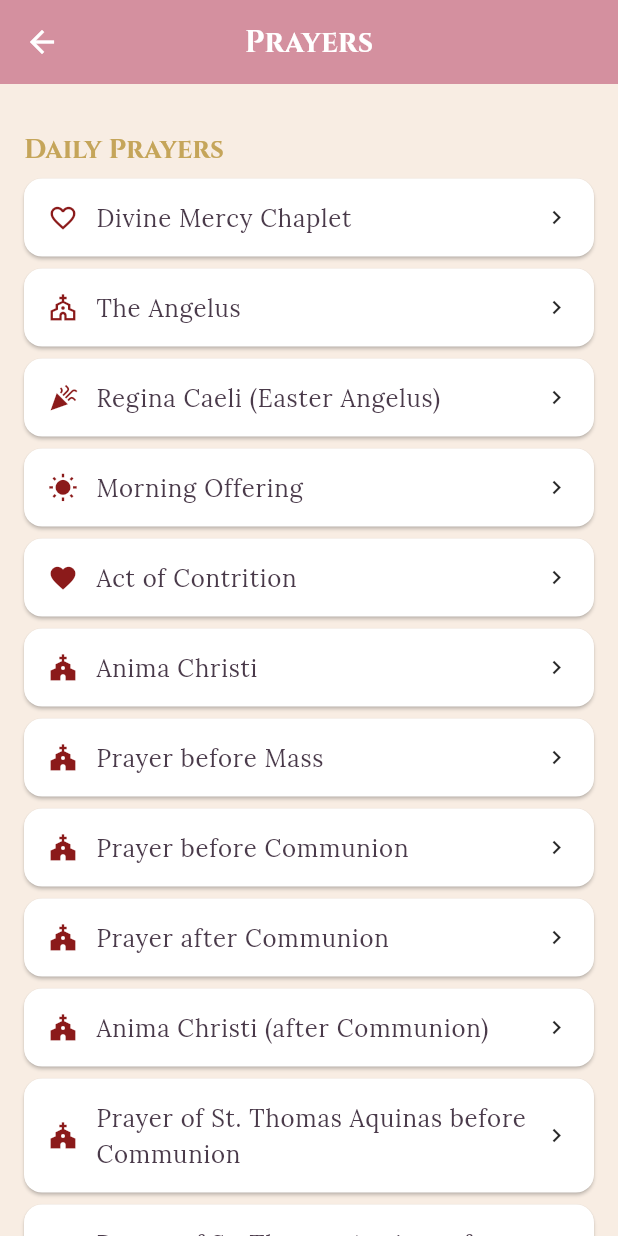
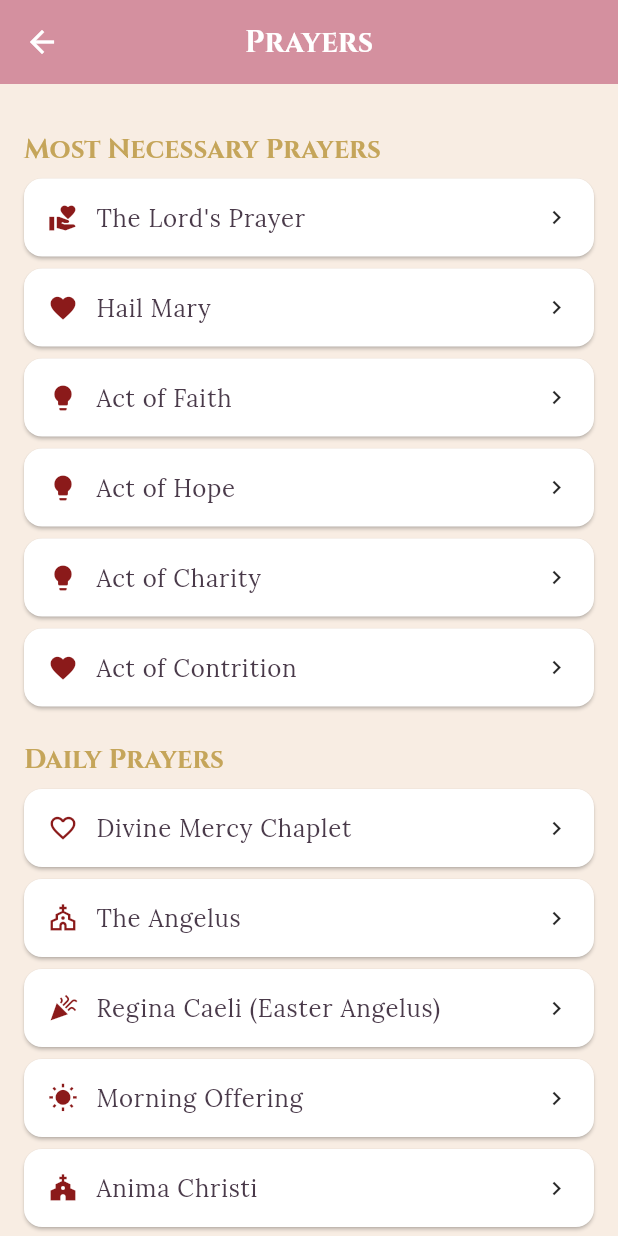
Before and after one commit to apontetechservices-hub/Fidelis, a Flutter app: the PrayersScreen screen opened by its route, on a phone screen of 412 x 824 dp. Run offline on Flutter 3.47's test engine with Material 3 defaults, Android fonts, the light colour scheme and no system bars; our stand-ins replace flutter_local_notifications, flutter_timezone, shared_preferences, sqflite, timezone; accounts and stored records are empty; network calls fail.

Commit message:
Most Necessary Prayers category: Lord's Prayer + Hail Mary added, Acts + Contrition moved (v1.4.32)

```diff
--- a/lib/features/prayers/prayer_translations.dart
+++ b/lib/features/prayers/prayer_translations.dart
@@ -4,6 +4,10 @@
 /// usage; Spanish follows the standard devotional forms.
 class PrayerTranslations {
   static const Map<String, String> latin = {
+    'The Lord\'s Prayer':
+        'Pater noster, qui es in cælis, sanctificetur nomen Tuum; adveniat regnum Tuum; fiat voluntas Tua, sicut in cælo et in terra. Panem nostrum quotidianum da nobis hodie; et dimitte nobis debita nostra, sicut et nos dimittimus debitoribus nostris; et ne nos inducas in tentationem; sed libera nos a malo. Amen.',
+    'Hail Mary':
+        'Ave Maria, gratia plena, Dominus tecum; benedicta Tu in mulieribus, et benedictus fructus ventris Tui, Iesus. Sancta Maria, Mater Dei, ora pro nobis peccatoribus, nunc et in hora mortis nostræ. Amen.',
     'The Angelus':
         'ANGELUS\n\nV. Angelus Domini nuntiavit Mariæ.\nR. Et concepit de Spiritu Sancto.\n\nAve Maria, gratia plena, Dominus tecum; benedicta tu in mulieribus, et benedictus fructus ventris tui, Iesus. Sancta Maria, Mater Dei, ora pro nobis peccatoribus, nunc et in hora mortis nostræ. Amen.\n\nV. Ecce ancilla Domini.\nR. Fiat mihi secundum verbum tuum.\n\nAve Maria, gratia plena, Dominus tecum; benedicta tu in mulieribus, et benedictus fructus ventris tui, Iesus. Sancta Maria, Mater Dei, ora pro nobis peccatoribus, nunc et in hora mortis nostræ. Amen.\n\nV. Et Verbum caro factum est.\nR. Et habitavit in nobis.\n\nAve Maria, gratia plena, Dominus tecum; benedicta tu in mulieribus, et benedictus fructus ventris tui, Iesus. Sancta Maria, Mater Dei, ora pro nobis peccatoribus, nunc et in hora mortis nostræ. Amen.\n\nV. Ora pro nobis, sancta Dei Genetrix.\nR. Ut digni efficiamur promissionibus Christi.\n\nOREMUS\nGratiam tuam, quæsumus, Domine, mentibus nostris infunde; ut qui, angelo nuntiante, Christi Filii tui incarnationem cognovimus, per passionem ejus et crucem ad resurrectionis gloriam perducamur. Per eundem Christum Dominum nostrum. Amen.',
     'Regina Caeli (Easter Angelus)':
@@ -75,6 +79,10 @@ class PrayerTranslations {
   };
 
   static const Map<String, String> spanish = {
+    'The Lord\'s Prayer':
+        'Padre nuestro, que estás en el cielo, santificado sea tu Nombre; venga a nosotros tu Reino; hágase tu voluntad, en la tierra como en el cielo. Danos hoy nuestro pan de cada día; perdona nuestras ofensas, como también nosotros perdonamos a los que nos ofenden; no nos dejes caer en la tentación y líbranos del mal. Amén.',
+    'Hail Mary':
+        'Dios te salve María, llena eres de gracia, el Señor es contigo; bendita tú eres entre todas las mujeres, y bendito es el fruto de tu vientre, Jesús. Santa María, Madre de Dios, ruega por nosotros los pecadores, ahora y en la hora de nuestra muerte. Amén.',
     'The Angelus':
         'ÁNGELUS\n\nV. El Ángel del Señor anunció a María.\nR. Y concibió por obra y gracia del Espíritu Santo.\n\nDios te salve María, llena eres de gracia; el Señor contigo; bendita tú eres entre todas las mujeres, y bendito es el fruto de tu vientre, Jesús. Santa María, Madre de Dios, ruega por nosotros, los pecadores, ahora y en la hora de nuestra muerte. Amén.\n\nV. He aquí la esclava del Señor.\nR. Hágase en mí según tu palabra.\n\nDios te salve María, llena eres de gracia; el Señor contigo; bendita tú eres entre todas las mujeres, y bendito es el fruto de tu vientre, Jesús. Santa María, Madre de Dios, ruega por nosotros, los pecadores, ahora y en la hora de nuestra muerte. Amén.\n\nV. Y el Verbo se hizo carne.\nR. Y habitó entre nosotros.\n\nDios te salve María, llena eres de gracia; el Señor contigo; bendita tú eres entre todas las mujeres, y bendito es el fruto de tu vientre, Jesús. Santa María, Madre de Dios, ruega por nosotros, los pecadores, ahora y en la hora de nuestra muerte. Amén.\n\nV. Ruega por nosotros, Santa Madre de Dios.\nR. Para que seamos dignos de alcanzar las promesas de Cristo.\n\nOREMOS\nInfunde, Señor, tu gracia en nuestras almas, para que, los que conocimos por el anuncio del Ángel la Encarnación de tu Hijo Jesucristo, lleguemos por su Pasión y su Cruz a la gloria de su Resurrección. Por Jesucristo nuestro Señor. Amén.',
     'Regina Caeli (Easter Angelus)':
@@ -601,6 +609,8 @@ Ver Salve Regina (Oraciones Marianas) o la antífona de cada estación:
 
   /// Display names in Spanish (lookup keys stay English).
   static const Map<String, String> titlesEs = const {
+    'The Lord\'s Prayer': 'Padre Nuestro',
+    'Hail Mary': 'Dios te salve María',
     'Divine Mercy Chaplet': 'Coronilla de la Divina Misericordia',
     'The Angelus': 'El Ángelus',
     'Regina Caeli (Easter Angelus)': 'Regina Caeli (Ángelus Pascual)',
--- a/lib/features/prayers/prayers_screen.dart
+++ b/lib/features/prayers/prayers_screen.dart
@@ -280,6 +280,38 @@ class _PrayerEntry {
 }
 
 final _prayerCategories = <_PrayerCategory>[
+  _PrayerCategory(name: 'Most Necessary Prayers', prayers: [
+    _PrayerEntry(
+      title: 'The Lord\'s Prayer',
+      icon: Icons.volunteer_activism,
+      text: 'Our Father, who art in heaven, hallowed be Thy name; Thy kingdom come; Thy will be done on earth as it is in heaven. Give us this day our daily bread; and forgive us our trespasses as we forgive those who trespass against us; and lead us not into temptation, but deliver us from evil. Amen.',
+    ),
+    _PrayerEntry(
+      title: 'Hail Mary',
+      icon: Icons.favorite,
+      text: 'Hail Mary, full of grace, the Lord is with Thee; blessed art Thou amongst women, and blessed is the fruit of Thy womb, Jesus. Holy Mary, Mother of God, pray for us sinners, now and at the hour of our death. Amen.',
+    ),
+    _PrayerEntry(
+      title: 'Act of Faith',
+      icon: Icons.lightbulb,
+      text: 'O my God, I firmly believe that Thou art one God in three divine Persons, Father, Son, and Holy Ghost; I believe that Thy divine Son became man, and died for our sins, and that He will come to judge the living and the dead. I believe these and all the truths which the Holy Catholic Church teaches, because Thou hast revealed them, who canst neither deceive nor be deceived.',
+    ),
+    _PrayerEntry(
+      title: 'Act of Hope',
+      icon: Icons.lightbulb,
+      text: 'O my God, relying on Thy almighty power and infinite goodness and promises, I hope to obtain pardon for my sins, the help of Thy grace, and life everlasting, through the merits of Jesus Christ, my Lord and Redeemer.',
+    ),
+    _PrayerEntry(
+      title: 'Act of Charity',
+      icon: Icons.lightbulb,
+      text: 'O my God, I love Thee above all things with my whole heart and soul, because Thou art all good and worthy of all love. I love my neighbor as myself for the love of Thee. I forgive all who have injured me, and ask pardon of all whom I have injured.',
+    ),
+    _PrayerEntry(
+      title: 'Act of Contrition',
+      icon: Icons.favorite,
+      text: 'O my God, I am heartily sorry for having offended Thee, and I detest all my sins because of Thy just punishments, but most of all because they offend Thee, my God, who art all good and deserving of all my love. I firmly resolve, with the help of Thy grace, to sin no more and to avoid the near occasions of sin. Amen.',
+    ),
+  ]),
   _PrayerCategory(name: 'Daily Prayers', prayers: [
     _PrayerEntry(
       title: 'Divine Mercy Chaplet',
@@ -301,11 +333,6 @@ final _prayerCategories = <_PrayerCategory>[
       title: 'Morning Offering',
       icon: Icons.wb_sunny,
       text: 'O Jesus, through the Immaculate Heart of Mary, I offer Thee my prayers, works, joys, and sufferings of this day for all the intentions of Thy Sacred Heart, in union with the Holy Sacrifice of the Mass throughout the world, for the salvation of souls, the reparation of sins, the reunion of Christians, and in particular for the intentions of the Holy Father this month. Amen.',
-    ),
-    _PrayerEntry(
-      title: 'Act of Contrition',
-      icon: Icons.favorite,
-      text: 'O my God, I am heartily sorry for having offended Thee, and I detest all my sins because of Thy just punishments, but most of all because they offend Thee, my God, who art all good and deserving of all my love. I firmly resolve, with the help of Thy grace, to sin no more and to avoid the near occasions of sin. Amen.',
     ),
     _PrayerEntry(
       title: 'Anima Christi',
@@ -469,21 +496,6 @@ final _prayerCategories = <_PrayerCategory>[
 
   _PrayerCategory(name: 'Devotions', prayers: [
     _PrayerEntry(
-      title: 'Act of Faith',
-      icon: Icons.lightbulb,
-      text: 'O my God, I firmly believe that Thou art one God in three divine Persons, Father, Son, and Holy Ghost; I believe that Thy divine Son became man, and died for our sins, and that He will come to judge the living and the dead. I believe these and all the truths which the Holy Catholic Church teaches, because Thou hast revealed them, who canst neither deceive nor be deceived.',
-    ),
-    _PrayerEntry(
-      title: 'Act of Hope',
-      icon: Icons.lightbulb,
-      text: 'O my God, relying on Thy almighty power and infinite goodness and promises, I hope to obtain pardon for my sins, the help of Thy grace, and life everlasting, through the merits of Jesus Christ, my Lord and Redeemer.',
-    ),
-    _PrayerEntry(
-      title: 'Act of Charity',
-      icon: Icons.lightbulb,
-      text: 'O my God, I love Thee above all things with my whole heart and soul, because Thou art all good and worthy of all love. I love my neighbor as myself for the love of Thee. I forgive all who have injured me, and ask pardon of all whom I have injured.',
-    ),
-    _PrayerEntry(
       title: 'Prayer to St. Michael the Archangel',
       icon: Icons.shield,
       text: 'St. Michael the Archangel, defend us in battle; be our safeguard against the wickedness and snares of the devil. May God rebuke him, we humbly pray: and do thou, O Prince of the heavenly host, by the power of God, thrust into hell Satan and all the evil spirits who prowl about the world seeking the ruin of souls. Amen.',
--- a/pubspec.yaml
+++ b/pubspec.yaml
@@ -16,7 +16,7 @@ publish_to: 'none' # Remove this line if you wish to publish to pub.dev
 # https://developer.apple.com/library/archive/documentation/General/Reference/InfoPlistKeyReference/Articles/CoreFoundationKeys.html
 # In Windows, build-name is used as the major, minor, and patch parts
 # of the product and file versions while build-number is used as the build suffix.
-version: 1.4.31+46
+version: 1.4.32+47
 
 environment:
   sdk: ^3.11.4
```
